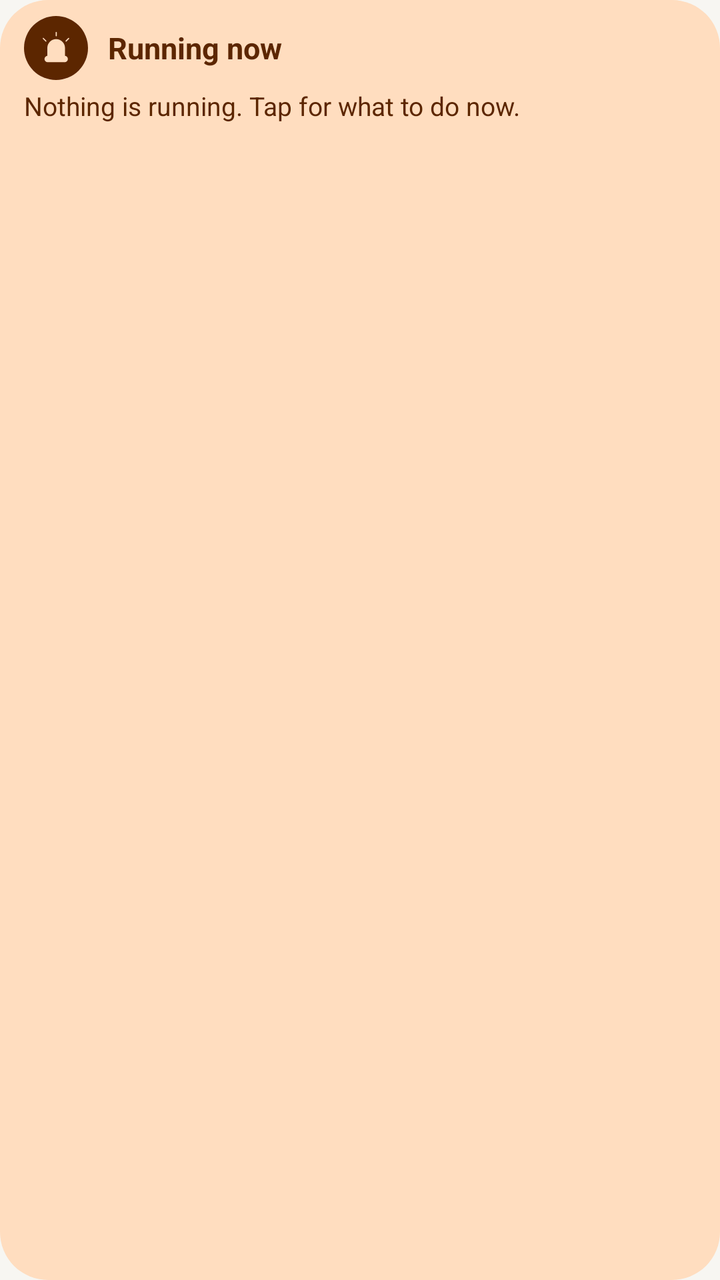
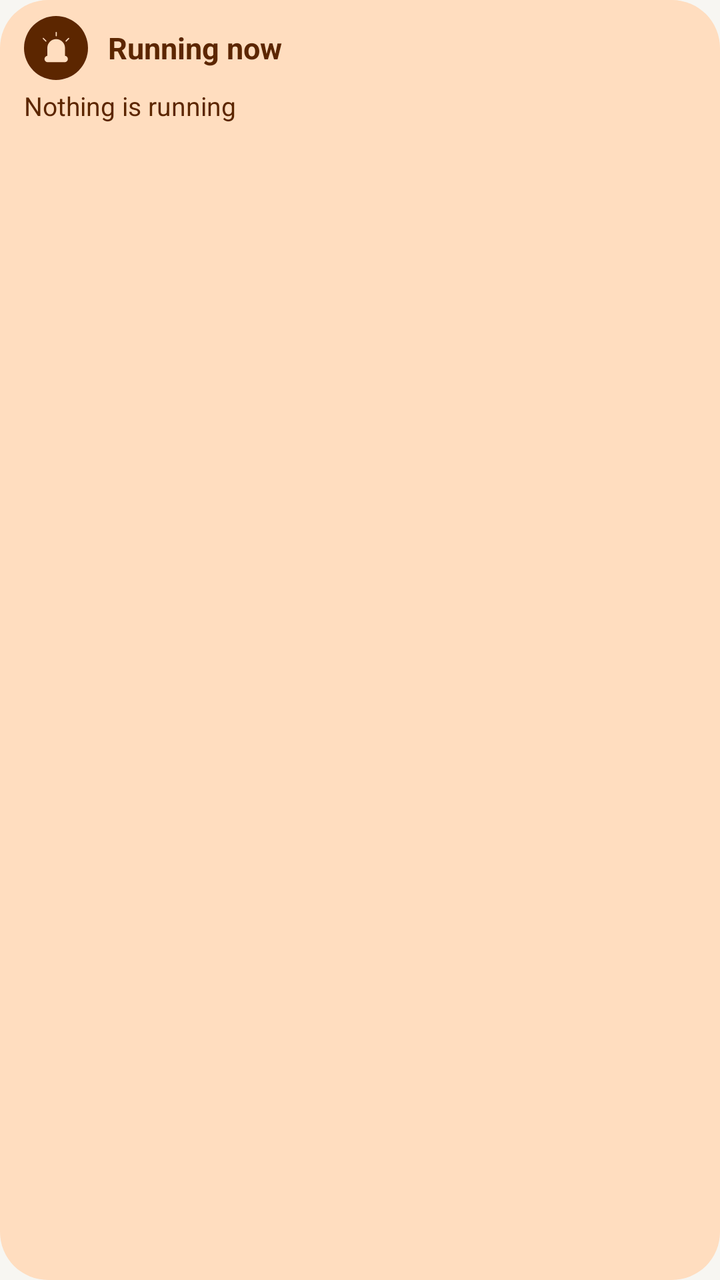

Two renders of the same Android screen: before a commit and after it. Below are the layout's source before the change and the commit's diff.
<!-- AndroidManifest.xml: application theme Theme.Sprotyv -->
<!-- res/layout/widget_running.xml -->
<?xml version="1.0" encoding="utf-8"?>
<LinearLayout xmlns:android="http://schemas.android.com/apk/res/android" android:id="@+id/w_root" android:layout_width="match_parent" android:layout_height="match_parent"
    android:background="@drawable/w_shape_urgent" android:orientation="vertical" android:paddingHorizontal="12dp" android:paddingVertical="8dp">
    <LinearLayout android:id="@+id/w_head" android:layout_width="match_parent" android:layout_height="wrap_content" android:orientation="horizontal" android:gravity="center_vertical">
        <FrameLayout android:layout_width="32dp" android:layout_height="32dp" android:background="@drawable/w_badge_urgent">
            <ImageView android:layout_width="match_parent" android:layout_height="match_parent" android:padding="6dp"
            android:src="@drawable/om_siren" android:tint="@color/w_urgent_bg" android:importantForAccessibility="no" />
        </FrameLayout>
        <TextView android:id="@+id/w_title" android:layout_width="0dp" android:layout_weight="1" android:layout_height="wrap_content" android:layout_marginStart="10dp"
            android:text="@string/active_title" android:textColor="@color/w_urgent_ink" android:textSize="15sp" android:textStyle="bold" />
    </LinearLayout>
    <LinearLayout android:id="@+id/w_row1" android:layout_width="match_parent" android:layout_height="wrap_content" android:orientation="horizontal"
        android:gravity="center_vertical" android:paddingVertical="4dp" android:visibility="gone">
        <TextView android:id="@+id/w_label1" android:layout_width="0dp" android:layout_weight="1" android:layout_height="wrap_content"
            android:textColor="@color/w_urgent_ink" android:textSize="15sp" android:maxLines="2" android:ellipsize="end" />
        <Chronometer android:id="@+id/w_clock1" android:layout_width="wrap_content" android:layout_height="wrap_content" android:layout_marginStart="8dp"
            android:textColor="@color/w_urgent_ink" android:textSize="18sp" android:textStyle="bold" />
    </LinearLayout>
    <LinearLayout android:id="@+id/w_row2" android:layout_width="match_parent" android:layout_height="wrap_content" android:orientation="horizontal"
        android:gravity="center_vertical" android:paddingVertical="4dp" android:visibility="gone">
        <TextView android:id="@+id/w_label2" android:layout_width="0dp" android:layout_weight="1" android:layout_height="wrap_content"
            android:textColor="@color/w_urgent_ink" android:textSize="15sp" android:maxLines="2" android:ellipsize="end" />
        <Chronometer android:id="@+id/w_clock2" android:layout_width="wrap_content" android:layout_height="wrap_content" android:layout_marginStart="8dp"
            android:textColor="@color/w_urgent_ink" android:textSize="18sp" android:textStyle="bold" />
    </LinearLayout>
    <LinearLayout android:id="@+id/w_row3" android:layout_width="match_parent" android:layout_height="wrap_content" android:orientation="horizontal"
        android:gravity="center_vertical" android:paddingVertical="4dp" android:visibility="gone">
        <TextView android:id="@+id/w_label3" android:layout_width="0dp" android:layout_weight="1" android:layout_height="wrap_content"
            android:textColor="@color/w_urgent_ink" android:textSize="15sp" android:maxLines="2" android:ellipsize="end" />
        <Chronometer android:id="@+id/w_clock3" android:layout_width="wrap_content" android:layout_height="wrap_content" android:layout_marginStart="8dp"
            android:textColor="@color/w_urgent_ink" android:textSize="18sp" android:textStyle="bold" />
    </LinearLayout>
    <TextView android:id="@+id/w_empty" android:layout_width="match_parent" android:layout_height="wrap_content" android:paddingTop="4dp"
        android:text="@string/widget_nothing_running" android:textColor="@color/w_urgent_ink" android:textSize="13sp" android:maxLines="2" android:ellipsize="end" />
</LinearLayout>
<!-- resources referenced by this layout -->
<resources>
  <color name="w_urgent_bg">#FFFFDDBF</color>
  <color name="w_urgent_ink">#FF5C2600</color>
  <!-- drawable om_siren (drawable) -->
  <?xml version="1.0" encoding="utf-8"?>
  <vector xmlns:android="http://schemas.android.com/apk/res/android" android:width="72dp" android:height="72dp" android:viewportWidth="72" android:viewportHeight="72">
      <path android:fillColor="#FFEA5A47" android:pathData="M21.4,51V36A14.9585,14.9585,0,0,1,36.3,21h0A15.0887,15.0887,0,0,1,51.2,36V51"/>
      <path android:fillColor="#FFD0CFCE" android:pathData="M21.4,51h30a4.9514,4.9514,0,0,1,5,5h0a4.9514,4.9514,0,0,1-5,5h-30a4.9514,4.9514,0,0,1-5-5h0A4.9514,4.9514,0,0,1,21.4,51Z"/>
      <path android:fillColor="#FFD22F27" android:pathData="M51.4,36A14.9381,14.9381,0,0,0,36.6,21h0a14.7059,14.7059,0,0,0-4.2.6C41.8,25.4,42.7,44.8,42.8,51h8.7V36Z"/>
      <path android:strokeColor="#FF000000" android:strokeWidth="2" android:strokeLineCap="round" android:strokeLineJoin="round" android:pathData="M17.8,23.5L13.1,18.8"/>
      <path android:strokeColor="#FF000000" android:strokeWidth="2" android:strokeLineCap="round" android:strokeLineJoin="round" android:pathData="M54.1,23.5L58.8,18.8"/>
      <path android:strokeColor="#FF000000" android:strokeWidth="2" android:strokeLineCap="round" android:strokeLineJoin="round" android:pathData="M36.4,14.0L36.4,8.0"/>
      <path android:strokeColor="#FF000000" android:strokeWidth="2" android:strokeLineCap="round" android:strokeLineJoin="round" android:pathData="M21.4,51V36A14.9585,14.9585,0,0,1,36.3,21h0A15.0887,15.0887,0,0,1,51.2,36V51"/>
      <path android:strokeColor="#FF000000" android:strokeWidth="2" android:strokeLineCap="round" android:strokeLineJoin="round" android:pathData="M21.1,51H51.6a4.8011,4.8011,0,0,1,4.8,4.8h0a4.8011,4.8011,0,0,1-4.8,4.8H21.1a4.8011,4.8011,0,0,1-4.8-4.8h0A4.9353,4.9353,0,0,1,21.1,51Z"/>
  </vector>
  <!-- drawable w_badge_urgent (drawable) -->
  <?xml version="1.0" encoding="utf-8"?>
  <shape xmlns:android="http://schemas.android.com/apk/res/android" android:shape="oval">
      <solid android:color="@color/w_urgent_ink" />
  </shape>
  <!-- drawable w_shape_urgent (drawable) -->
  <?xml version="1.0" encoding="utf-8"?>
  <shape xmlns:android="http://schemas.android.com/apk/res/android" android:shape="rectangle">
      <solid android:color="@color/w_urgent_bg" />
      <corners android:radius="24dp" />
  </shape>
  <string name="active_title">Running now</string>
  <string name="widget_nothing_running">Nothing is running. Tap for what to do now.</string>
  <style name="Theme.Sprotyv" parent="android:Theme.Material.Light.NoActionBar">
          <item name="android:windowBackground">@color/background</item>
          <item name="android:statusBarColor">@android:color/transparent</item>
          <item name="android:navigationBarColor">@android:color/transparent</item>
      </style>
  <color name="background">#FFF7F6F2</color>
</resources>

<!-- the commit's change to res/layout/widget_running.xml (unified diff, before → after) -->
@@ -31,5 +31,5 @@
             android:textColor="@color/w_urgent_ink" android:textSize="18sp" android:textStyle="bold" />
     </LinearLayout>
     <TextView android:id="@+id/w_empty" android:layout_width="match_parent" android:layout_height="wrap_content" android:paddingTop="4dp"
-        android:text="@string/widget_nothing_running" android:textColor="@color/w_urgent_ink" android:textSize="13sp" android:maxLines="2" android:ellipsize="end" />
+        android:text="@string/widget_nothing_running" android:textColor="@color/w_urgent_ink" android:textSize="13sp" android:maxLines="1" android:ellipsize="end" />
 </LinearLayout>
<!-- resource entries referenced after the edit -->
@@ -26,7 +26,7 @@
       <corners android:radius="24dp" />
   </shape>
   <string name="active_title">Running now</string>
-  <string name="widget_nothing_running">Nothing is running. Tap for what to do now.</string>
+  <string name="widget_nothing_running">Nothing is running</string>
   <style name="Theme.Sprotyv" parent="android:Theme.Material.Light.NoActionBar">
           <item name="android:windowBackground">@color/background</item>
           <item name="android:statusBarColor">@android:color/transparent</item>
